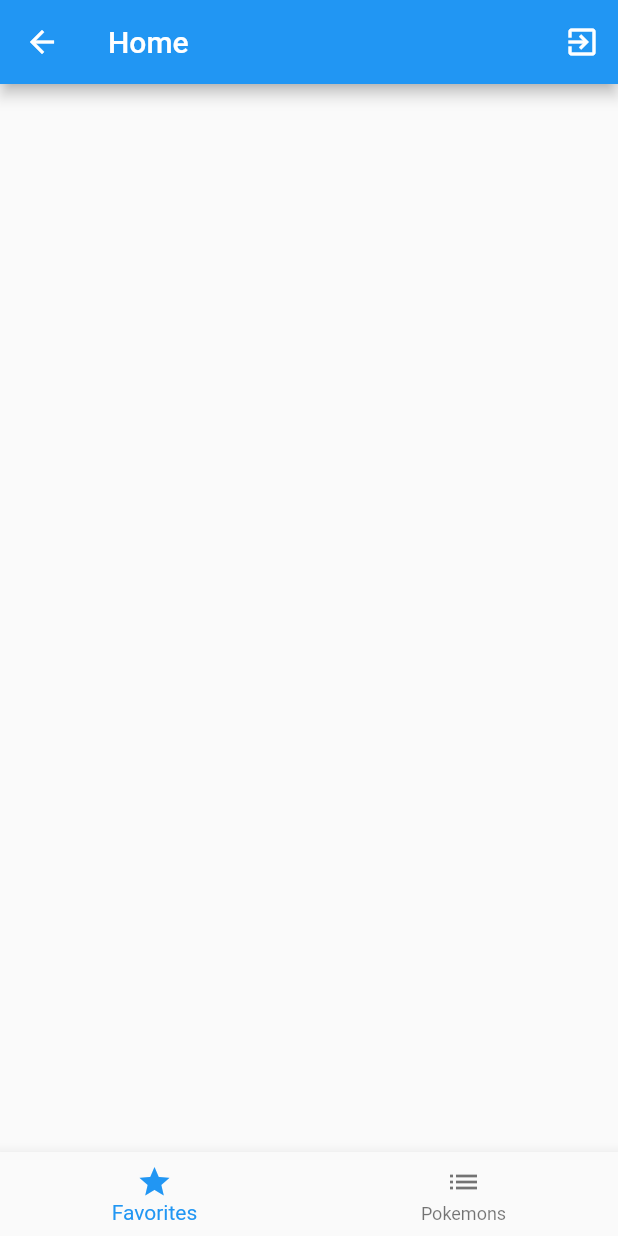
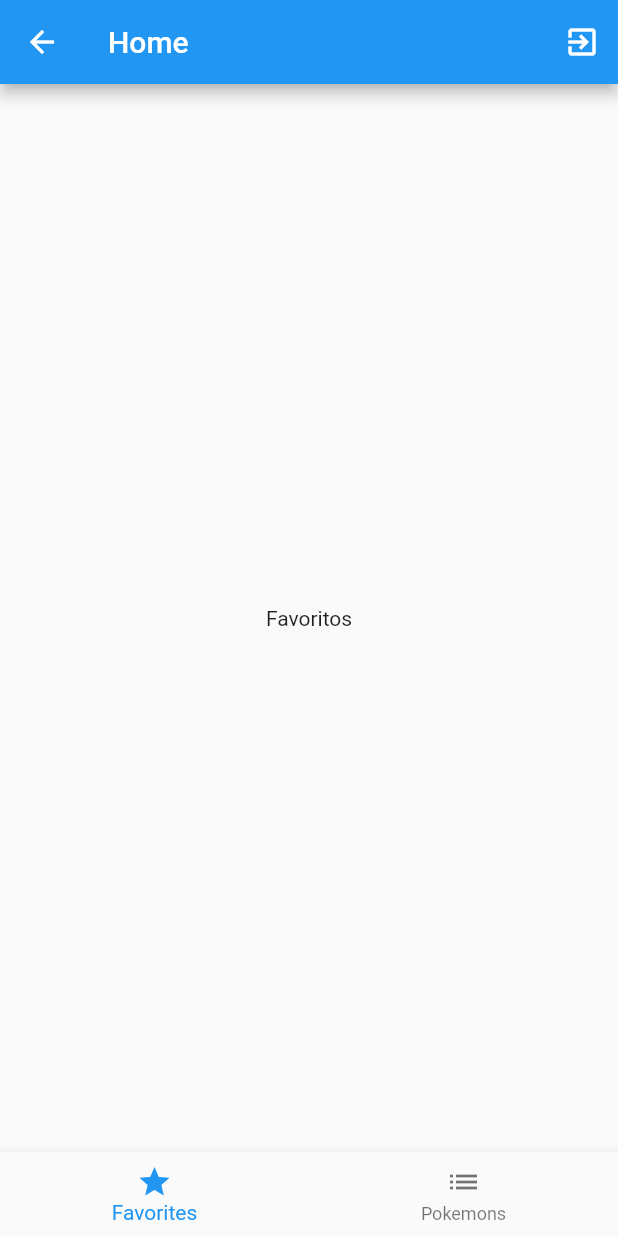
Before and after one commit to felipeemidio/raro_pokedex, a Flutter app: the HomePage screen opened by its route, after a tap on the "exit to app" icon, after a tap on "Login", on a phone screen of 412 x 824 dp. Run offline on Flutter 3.47's test engine with Material 2 defaults, Android fonts, the phone set to English and light mode, and no system bars; our stand-ins replace flutter_bloc, flutter_modular, flutter_screenutil.

Commit message:
Add Pokemons List Cubit

```diff
--- /dev/null
+++ b/lib/core/entites/pokemon.dart
@@ -0,0 +1,7 @@
+class Pokemon {
+  final String name;
+  final String id;
+
+  Pokemon({required this.name, required this.id});
+
+}
--- /dev/null
+++ b/lib/modules/cubit/pokemon_list_cubit.dart
@@ -0,0 +1,11 @@
+import 'package:flutter_bloc/flutter_bloc.dart';
+import 'package:raro_pokedex/core/entites/pokemon.dart';
+
+class PokemonsListCubit extends Cubit<List<Pokemon>> {
+  PokemonsListCubit({List<Pokemon> initialState = const []}) : super(initialState);
+
+  void getPokemons() => emit([
+        Pokemon(name: 'Charmander', id: '1'),
+        Pokemon(name: 'Pikachu', id: '2')
+      ]);
+}
--- a/lib/modules/home/home_module.dart
+++ b/lib/modules/home/home_module.dart
@@ -1,9 +1,12 @@
 import 'package:flutter_modular/flutter_modular.dart';
+import 'package:raro_pokedex/modules/cubit/pokemon_list_cubit.dart';
 import 'package:raro_pokedex/modules/home/pages/home_page.dart';
 
 class HomeModule extends Module {
   @override
-  List<Bind> get binds => [];
+  List<Bind> get binds => [
+    Bind(((i) => PokemonsListCubit()))
+  ];
 
   @override
   List<ModularRoute> get routes => [
--- a/lib/modules/home/pages/home_page.dart
+++ b/lib/modules/home/pages/home_page.dart
@@ -1,5 +1,8 @@
 import 'package:flutter/material.dart';
+import 'package:flutter_bloc/flutter_bloc.dart';
 import 'package:flutter_modular/flutter_modular.dart';
+import 'package:raro_pokedex/core/entites/pokemon.dart';
+import 'package:raro_pokedex/modules/cubit/pokemon_list_cubit.dart';
 
 class HomePage extends StatefulWidget {
   const HomePage({super.key});
@@ -9,7 +12,17 @@ class HomePage extends StatefulWidget {
 }
 
 class _HomePageState extends State<HomePage> {
-  int index = 0;
+  int _navigationBarIndex = 0;
+  late PageController pageViewController;
+  late PokemonsListCubit _pokemonsListCubit;
+
+  @override
+  void initState() {
+    pageViewController = PageController();
+    _pokemonsListCubit = Modular.get<PokemonsListCubit>();
+    _pokemonsListCubit.getPokemons();
+    super.initState();
+  }
 
   @override
   Widget build(BuildContext context) {
@@ -25,11 +38,34 @@ class _HomePageState extends State<HomePage> {
           ),
         ],
       ),
+      body: PageView(
+        controller: pageViewController,
+        children: [
+          const Center(child: Text('Favoritos')),
+          BlocBuilder<PokemonsListCubit, List<Pokemon>>(
+            bloc: _pokemonsListCubit,
+            builder: (context, state) {
+              return ListView(
+                  children: state
+                      .map((pokemon) => ListTile(
+                            title: Text(
+                              pokemon.name,
+                            ),
+                            leading: Text(pokemon.id),
+                          ))
+                      .toList());
+            },
+          )
+        ],
+      ),
       bottomNavigationBar: BottomNavigationBar(
-        currentIndex: index,
+        currentIndex: _navigationBarIndex,
         onTap: (value) {
+          pageViewController.animateToPage(value,
+              curve: Curves.easeIn,
+              duration: const Duration(milliseconds: 500));
           setState(() {
-            index = value;
+            _navigationBarIndex = value;
           });
         },
         items: const [
--- a/pubspec.yaml
+++ b/pubspec.yaml
@@ -14,8 +14,11 @@ dependencies:
   cupertino_icons: ^1.0.2
   flutter_screenutil: ^5.5.4
   flutter_modular: ^5.0.3
+  dio: ^4.0.6
+  flutter_bloc: ^8.1.1
 
 dev_dependencies:
+  mockito: ^5.3.2
   flutter_test:
     sdk: flutter
   flutter_lints: ^2.0.0
```
Also changed, not shown: pubspec.lock.
